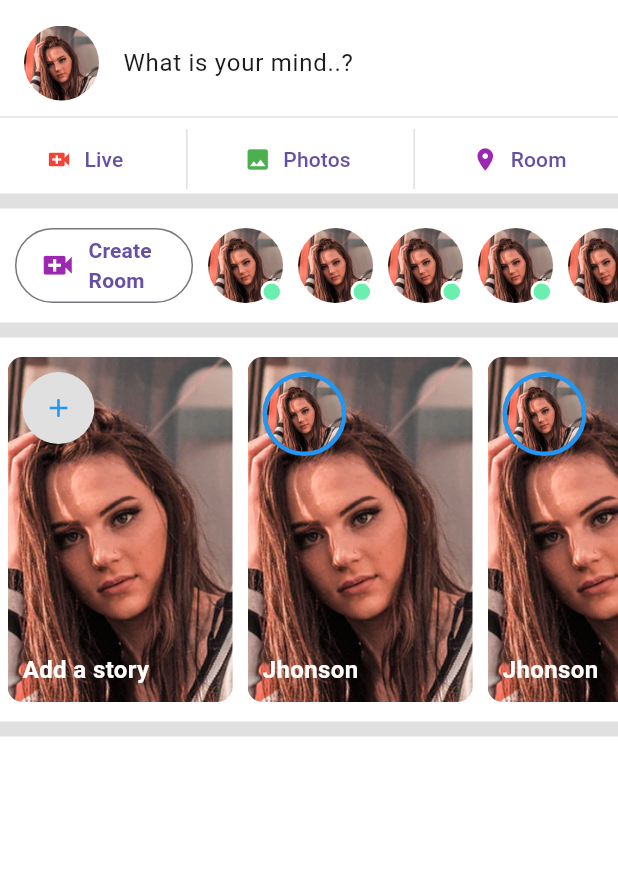
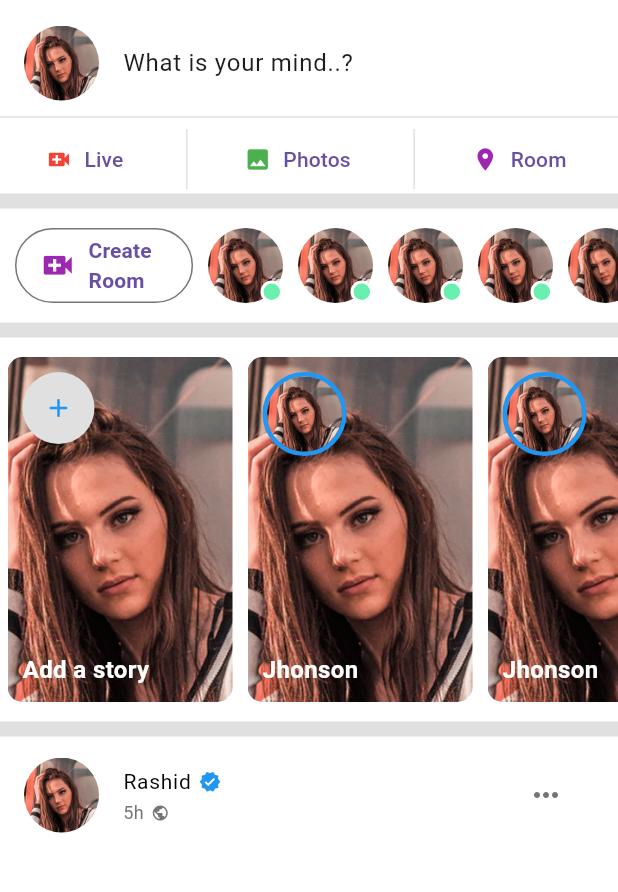
Before and after one commit to rashidmdv/facebookk-clone, a Flutter app: the screen it shows after launch, on a phone screen of 412 x 824 dp, the part 78-970 px from its top. Run offline on Flutter 3.47's test engine with Material 3 defaults, Android fonts, the phone set to English and light mode, and no system bars.

Commit message:
post title bar updated

```diff
--- a/lib/home.dart
+++ b/lib/home.dart
@@ -4,6 +4,7 @@ import 'package:my_app/sections/roomSections.dart';
 import 'package:my_app/sections/statusSection.dart';
 import 'package:my_app/sections/storySection.dart';
 import 'package:my_app/widgets/circularButton.dart';
+import 'package:my_app/widgets/postCard.dart';
 
 class Home extends StatelessWidget {
   const Home({super.key});
@@ -53,6 +54,11 @@ class Home extends StatelessWidget {
             Divider(thickness: 10, color: Colors.grey[300]),
             StorySection(),
             Divider(thickness: 10, color: Colors.grey[300]),
+            PostCard(
+              name: "Rashid",
+              avatar: 'assets/img/person_2.jpg',
+              time: '5h',
+            ),
           ],
         ),
       ),
--- /dev/null
+++ b/lib/widgets/postCard.dart
@@ -0,0 +1,49 @@
+import 'package:flutter/material.dart';
+import 'package:my_app/widgets/avatar.dart';
+
+class PostCard extends StatelessWidget {
+  final String avatar;
+  final String name;
+  final String time;
+
+  const PostCard({
+    super.key,
+    required this.avatar,
+    required this.name,
+    required this.time,
+  });
+
+  @override
+  Widget build(BuildContext context) {
+    return Container(
+      child: Column(
+        children: [
+          ListTile(
+            leading: Avatar(displayImage: avatar, displayStatus: false),
+            title: Row(
+              spacing: 5,
+              children: [
+                Text(name, style: TextStyle(color: Colors.black, fontSize: 14)),
+                Icon(Icons.verified, size: 15, color: Colors.blue),
+              ],
+            ),
+            subtitle: Row(
+              spacing: 5,
+              children: [
+                Text(
+                  time,
+                  style: TextStyle(fontSize: 12, color: Colors.grey[600]),
+                ),
+                Icon(Icons.public, size: 12, color: Colors.grey[600]),
+              ],
+            ),
+            trailing: IconButton(
+              onPressed: () {},
+              icon: Icon(Icons.more_horiz, color: Colors.grey[600]),
+            ),
+          ),
+        ],
+      ),
+    );
+  }
+}
```
Also changed, not shown: 1 other file.
